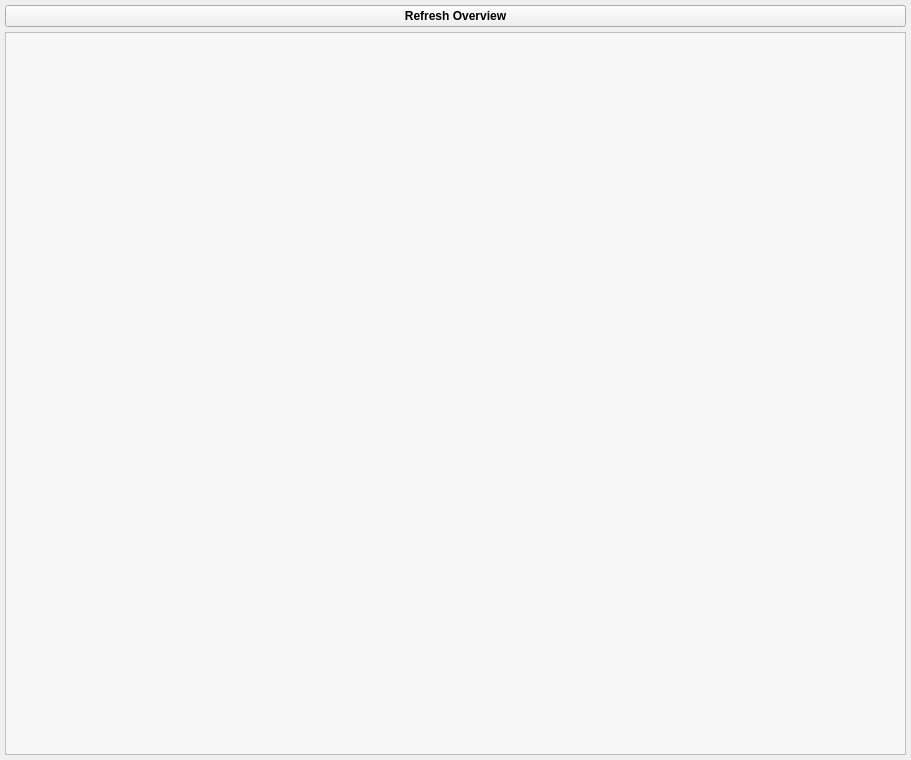
This is source_files/isrt_monitor_v0.7.ui in sargolin/ISRT-Insurgency-Sandstorm-RCON-TOOL-and-Mapchanger as Qt 5 draws it before an edit. The edited form follows.
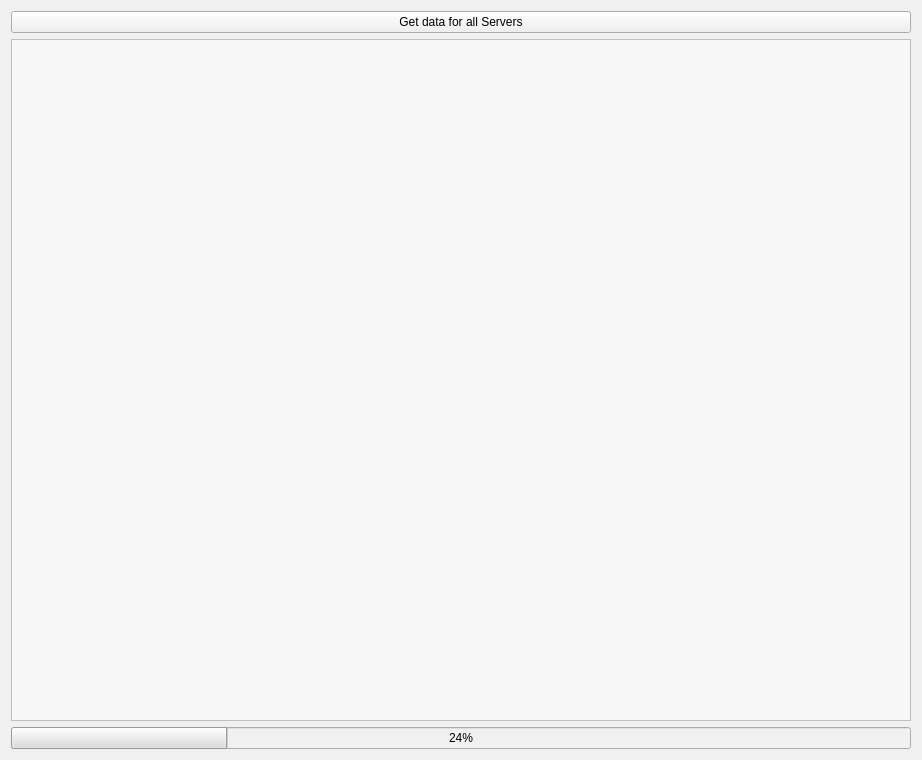
This is the edited form. Icons and pictures are not drawn.

Patch:
```diff
--- a/source_files/isrt_monitor_v0.7.ui
+++ b/source_files/isrt_monitor_v0.7.ui
@@ -6,7 +6,7 @@
    <rect>
     <x>0</x>
     <y>0</y>
-    <width>911</width>
+    <width>920</width>
     <height>760</height>
    </rect>
   </property>
@@ -22,33 +22,22 @@
 selection-color: rgb(0, 0, 0);
 selection-background-color: rgb(216, 216, 216);</string>
   </property>
+  <layout class="QVBoxLayout" name="verticalLayout_2">
+   <item>
   <layout class="QVBoxLayout" name="verticalLayout">
-   <property name="spacing">
-    <number>5</number>
-   </property>
-   <property name="leftMargin">
-    <number>5</number>
-   </property>
-   <property name="topMargin">
-    <number>5</number>
-   </property>
-   <property name="rightMargin">
-    <number>5</number>
-   </property>
-   <property name="bottomMargin">
-    <number>5</number>
-   </property>
+     <item>
+      <layout class="QHBoxLayout" name="horizontalLayout">
    <item>
     <widget class="QPushButton" name="btn_exec_overview_refresh">
      <property name="font">
       <font>
        <pointsize>9</pointsize>
-       <weight>75</weight>
-       <bold>true</bold>
+           <weight>50</weight>
+           <bold>false</bold>
       </font>
      </property>
      <property name="text">
-      <string>Refresh Overview</string>
+          <string>Get data for all Servers</string>
      </property>
      <property name="autoDefault">
       <bool>false</bool>
@@ -61,6 +50,8 @@
      </property>
     </widget>
    </item>
+      </layout>
+     </item>
    <item>
     <widget class="QTableWidget" name="tbl_server_overview">
      <property name="sizePolicy">
@@ -176,6 +167,15 @@
       </property>
      </column>
     </widget>
+     </item>
+     <item>
+      <widget class="QProgressBar" name="mon_progress_bar">
+       <property name="value">
+        <number>24</number>
+       </property>
+      </widget>
+     </item>
+    </layout>
    </item>
   </layout>
  </widget>
```
Lines whose indentation alone changed are shown as unchanged.
